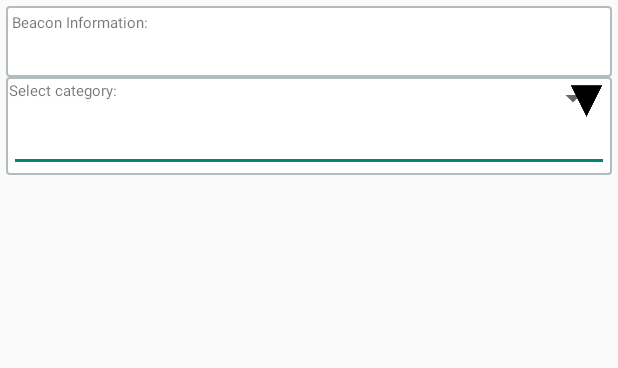
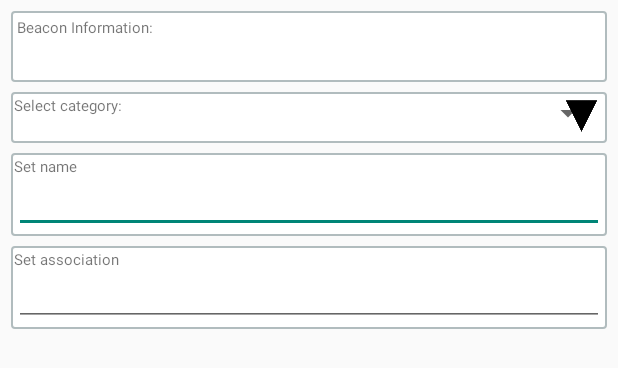
Before and after one commit to aperakett/beaconMe, an Android app: the layout beacon_add_remote_association_alert.xml on its own in the app's theme, with its tools: preview values and no code run, on a phone screen of 412 x 824 dp. Shown: the top 368 px of the screen. Run offline under Robolectric (Android 15) with nearby library versions, the phone set to English and light mode, and no system bars; network calls fail.

Commit message:
Add remote Association dialog

```diff
--- a/BeaconMe/app/src/main/res/layout/beacon_add_remote_association_alert.xml
+++ b/BeaconMe/app/src/main/res/layout/beacon_add_remote_association_alert.xml
@@ -11,6 +11,7 @@
         android:layout_width="fill_parent"
         android:layout_height="match_parent"
         android:background="@drawable/border"
+        android:layout_margin="3dp"
         android:padding="4dp">
 
         <TextView
@@ -33,6 +34,7 @@
         android:layout_width="match_parent"
         android:layout_height="wrap_content"
         android:background="@drawable/border"
+        android:layout_margin="3dp"
         android:padding="2dp">
 
         <TextView
@@ -58,19 +60,68 @@
                 android:layout_height="30dp"
                 android:layout_width="30dp"
                 android:layout_alignParentRight="true"
+                android:layout_centerVertical="true"
                 android:src="@drawable/drop_down_arrow" />
+        </RelativeLayout>
+
+    </FrameLayout>
+
+    <FrameLayout
+        android:layout_width="match_parent"
+        android:layout_height="wrap_content"
+        android:background="@drawable/border"
+        android:layout_margin="3dp"
+        android:padding="2dp">
+
+        <RelativeLayout
+            android:layout_width="match_parent"
+            android:layout_height="wrap_content"
+            android:orientation="horizontal">
+
+            <TextView
+                android:layout_width="match_parent"
+                android:layout_height="wrap_content"
+                android:id="@+id/associationInputNameTag"
+                android:text="@string/name"
+                android:textSize="@dimen/add_beacon_association_label_size"/>
+
+            <EditText
+                android:layout_width="match_parent"
+                android:layout_height="wrap_content"
+                android:textSize="@dimen/device_list_font_size"
+                android:id="@+id/associationInputName"
+                android:layout_below="@+id/associationInputNameTag" />
+        </RelativeLayout>
+
+    </FrameLayout>
+
+    <FrameLayout
+        android:layout_width="match_parent"
+        android:layout_height="wrap_content"
+        android:background="@drawable/border"
+        android:layout_margin="3dp"
+        android:padding="2dp">
+
+        <RelativeLayout
+            android:layout_width="match_parent"
+            android:layout_height="wrap_content"
+            android:orientation="horizontal">
+
+            <TextView
+                android:layout_width="match_parent"
+                android:layout_height="wrap_content"
+                android:text="@string/ass"
+                android:id="@+id/associationInputTag"
+                android:textSize="@dimen/add_beacon_association_label_size"/>
+
 
             <EditText
                 android:layout_width="match_parent"
                 android:layout_height="wrap_content"
                 android:textSize="@dimen/device_list_font_size"
                 android:id="@+id/associationInput"
-                android:layout_below="@+id/categorySpinner"
-                android:layout_alignParentStart="true" />
-
+                android:layout_below="@+id/associationInputTag"/>
         </RelativeLayout>
-
     </FrameLayout>
 
-
 </LinearLayout>
```
Also changed, not shown: BeaconMe/app/src/main/java/no/uit/ods/beaconme/BeaconScanListActivity.java (+78 -46 lines), BeaconMe/app/src/main/res/layout/beacon_listview.xml (+5 -29 lines).
